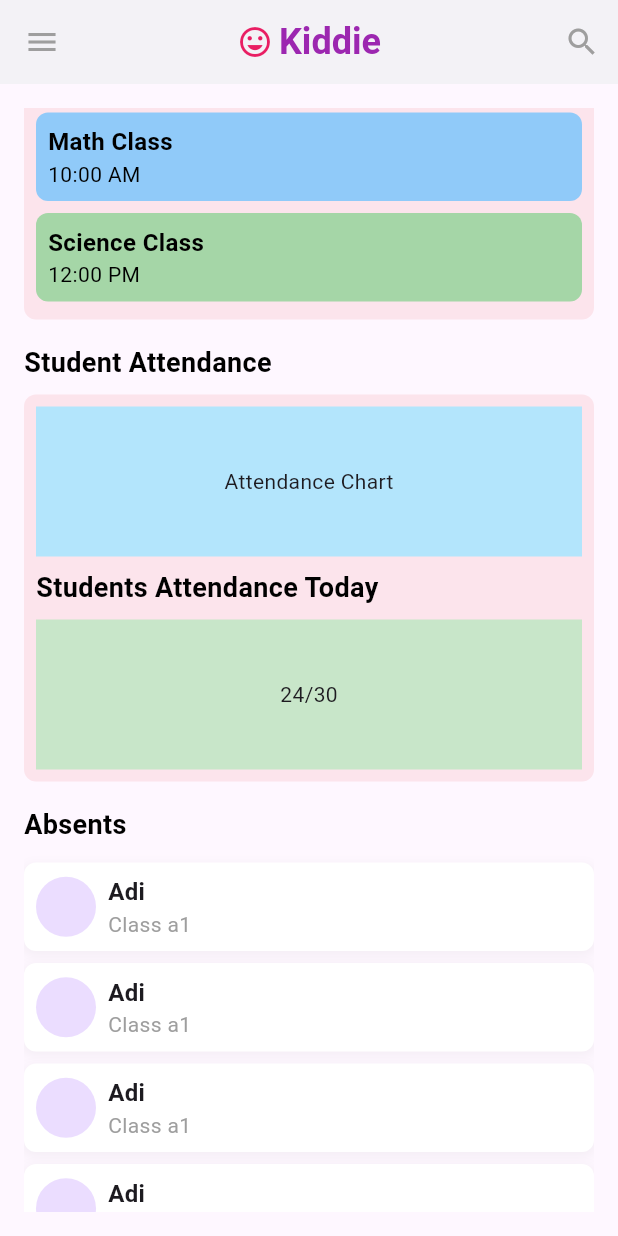
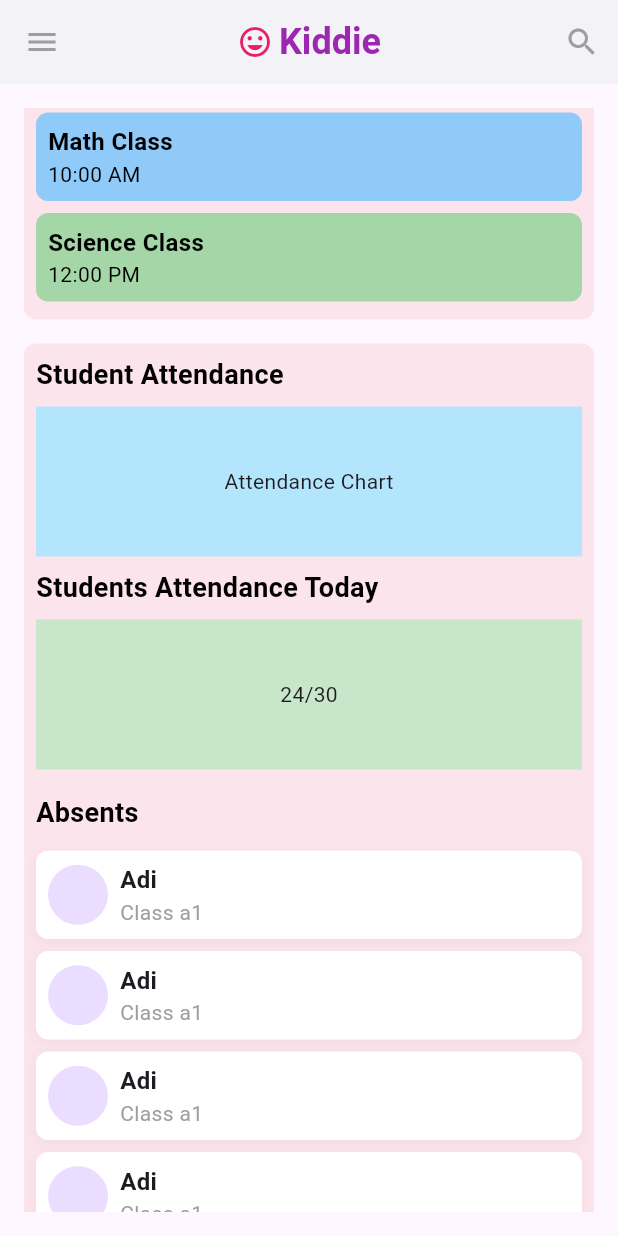
Before and after one commit to tivy09/the_kiddie_app_flutter, a Flutter app: the HomeView screen opened by its route, scrolled down 576 dp, on a phone screen of 412 x 824 dp. Run offline on Flutter 3.47's test engine with Material 3 defaults, Android fonts, the light colour scheme and no system bars; our stand-ins replace badges, stacked, stacked_services, stacked_shared, table_calendar.

Commit message:
Update home page and attendance widget

```diff
--- a/lib/view/main/home/home_view.dart
+++ b/lib/view/main/home/home_view.dart
@@ -207,7 +207,7 @@ class HomeView extends StatelessWidget {
                         onFormatChanged: (format) {
                           model.onFormatChanged(format);
                         },
-                        calendarStyle: CalendarStyle(
+                        calendarStyle: const CalendarStyle(
                           selectedDecoration: BoxDecoration(
                             color: Colors.pink,
                             shape: BoxShape.circle,
@@ -217,7 +217,7 @@ class HomeView extends StatelessWidget {
                             shape: BoxShape.circle,
                           ),
                         ),
-                        headerStyle: HeaderStyle(
+                        headerStyle: const HeaderStyle(
                           formatButtonVisible: false,
                           titleCentered: true,
                           leftChevronIcon:
@@ -280,6 +280,15 @@ class HomeView extends StatelessWidget {
                   ),
                 ),
                 const SizedBox(height: 16),
+                Container(
+                  padding: const EdgeInsets.all(8.0),
+                  decoration: BoxDecoration(
+                    color: const Color(0xFFFCE4EC),
+                    borderRadius: BorderRadius.circular(8.0),
+                  ),
+                  child: Column(
+                    crossAxisAlignment: CrossAxisAlignment.start,
+                    children: [
                       const Text(
                         'Student Attendance',
                         style: TextStyle(
@@ -289,15 +298,6 @@ class HomeView extends StatelessWidget {
                         ),
                       ),
                       const SizedBox(height: 8),
-                Container(
-                  padding: const EdgeInsets.all(8.0),
-                  decoration: BoxDecoration(
-                    color: const Color(0xFFFCE4EC),
-                    borderRadius: BorderRadius.circular(8.0),
-                  ),
-                  child: Column(
-                    crossAxisAlignment: CrossAxisAlignment.start,
-                    children: [
                       Container(
                         height: 100,
                         color: Colors.lightBlue[100],
@@ -317,9 +317,6 @@ class HomeView extends StatelessWidget {
                         height: 100,
                         color: Colors.green[100],
                         child: const Center(child: Text('24/30')),
-                      ),
-                    ],
-                  ),
                       ),
                       const SizedBox(height: 16),
                       const Text(
@@ -375,7 +372,19 @@ class HomeView extends StatelessWidget {
                           );
                         },
                       ),
+                    ],
+                  ),
+                ),
                 const SizedBox(height: 16),
+                Container(
+                  padding: const EdgeInsets.all(8.0),
+                  decoration: BoxDecoration(
+                    color: const Color(0xFFFCE4EC),
+                    borderRadius: BorderRadius.circular(8.0),
+                  ),
+                  child: Column(
+                    crossAxisAlignment: CrossAxisAlignment.start,
+                    children: [
                       const Text(
                         'Replacement Request',
                         style: TextStyle(
@@ -422,8 +431,8 @@ class HomeView extends StatelessWidget {
                                   ],
                                 ),
                                 Text('18/12/2023',
-                              style:
-                                  TextStyle(fontSize: 14, color: Colors.grey)),
+                                    style: TextStyle(
+                                        fontSize: 14, color: Colors.grey)),
                                 Icon(Icons.arrow_forward_ios,
                                     size: 16, color: Colors.grey),
                               ],
@@ -431,7 +440,19 @@ class HomeView extends StatelessWidget {
                           );
                         },
                       ),
+                    ],
+                  ),
+                ),
                 const SizedBox(height: 16),
+                Container(
+                  padding: const EdgeInsets.all(8.0),
+                  decoration: BoxDecoration(
+                    color: const Color(0xFFFCE4EC),
+                    borderRadius: BorderRadius.circular(8.0),
+                  ),
+                  child: Column(
+                    crossAxisAlignment: CrossAxisAlignment.start,
+                    children: [
                       const Text(
                         'Communications',
                         style: TextStyle(
@@ -441,46 +462,65 @@ class HomeView extends StatelessWidget {
                         ),
                       ),
                       const SizedBox(height: 8),
-                Container(
-                  padding: const EdgeInsets.all(8.0),
+                      Center(
+                        child: Container(
+                          width: 250, // You can adjust the width as needed
+                          padding: const EdgeInsets.all(16.0),
                           decoration: BoxDecoration(
-                    color: Colors.lightBlue[100],
+                            color: const Color(0xFFB3E5FC),
                             borderRadius: BorderRadius.circular(8.0),
                           ),
                           child: const Column(
-                    crossAxisAlignment: CrossAxisAlignment.start,
                             children: [
-                      Text('Conversations with parents',
+                              Text(
+                                '56',
                                 style: TextStyle(
-                              fontSize: 16, fontWeight: FontWeight.bold)),
-                      SizedBox(height: 8),
-                      Text('56',
+                                  fontSize: 40,
+                                  fontWeight: FontWeight.bold,
+                                  color: Colors.black,
+                                ),
+                              ),
+                              Text(
+                                'Parent Questions Today',
                                 style: TextStyle(
-                              fontSize: 48, fontWeight: FontWeight.bold)),
-                      Text('Parent Questions Today',
-                          style: TextStyle(fontSize: 16)),
+                                  fontSize: 16,
+                                  color: Colors.black,
+                                ),
+                              ),
                             ],
                           ),
                         ),
+                      ),
                       const SizedBox(height: 8),
-                Container(
-                  padding: const EdgeInsets.all(8.0),
+                      Center(
+                        child: Container(
+                          width: 250, // You can adjust the width as needed
+                          padding: const EdgeInsets.all(16.0),
                           decoration: BoxDecoration(
-                    color: Colors.lightBlue[100],
+                            color: const Color(0xFFB39DDB),
                             borderRadius: BorderRadius.circular(8.0),
                           ),
                           child: const Column(
-                    crossAxisAlignment: CrossAxisAlignment.start,
                             children: [
-                      Text('Broadcast Messages Sent',
+                              Text(
+                                '4',
                                 style: TextStyle(
-                              fontSize: 16, fontWeight: FontWeight.bold)),
-                      SizedBox(height: 8),
-                      Text('4',
+                                  fontSize: 40,
+                                  fontWeight: FontWeight.bold,
+                                  color: Colors.black,
+                                ),
+                              ),
+                              Text(
+                                'Broadcast Messages Sent Today',
                                 style: TextStyle(
-                              fontSize: 48, fontWeight: FontWeight.bold)),
-                      Text('Broadcast Messages Sent Today',
-                          style: TextStyle(fontSize: 16)),
+                                  fontSize: 16,
+                                  color: Colors.black,
+                                ),
+                              ),
+                            ],
+                          ),
+                        ),
+                      ),
                     ],
                   ),
                 ),
```
Also changed, not shown: lib/widget/others/attendance_chart.dart (added, +110 -0 lines). Lines whose indentation alone changed are shown as unchanged.
